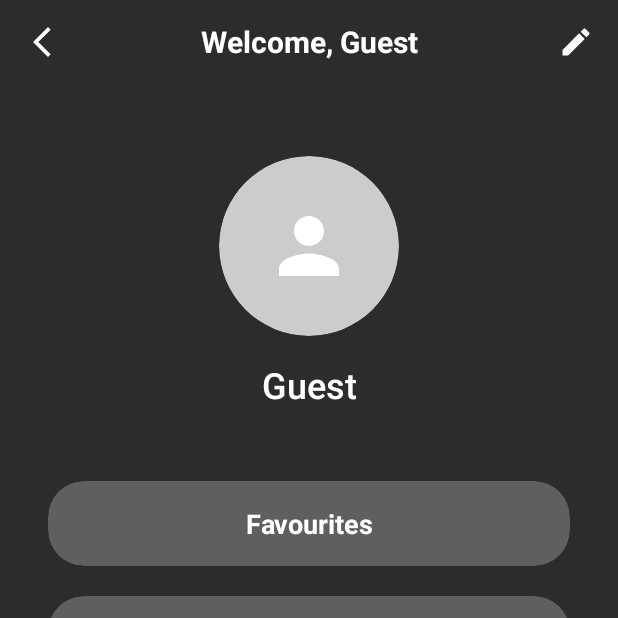
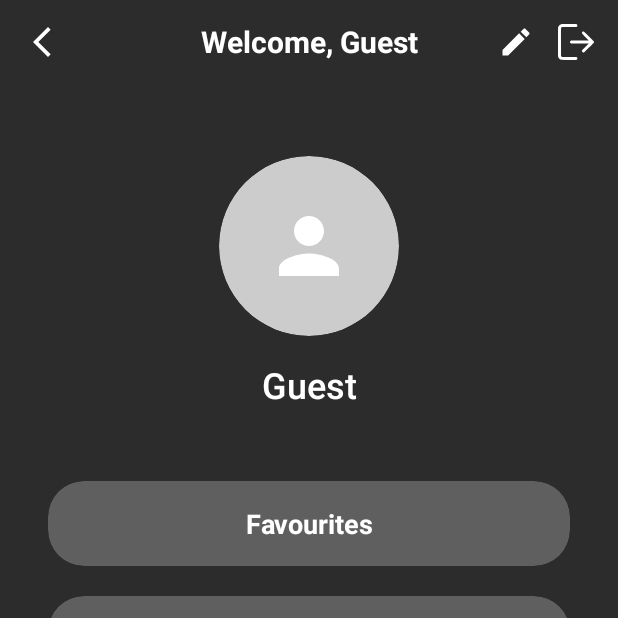
Before and after one commit to oriarb/poop-bags, an Android app: the ProfileFragment screen opened through its navigation route, on a phone screen of 412 x 824 dp, the top half of it. Run offline under Robolectric (Android 15) with nearby library versions, the phone set to English and light mode, and no system bars; our stand-ins replace CircleImageView, Dagger/Hilt's generated code, Firebase (no records; nobody signed in at launch, a user with empty details on screens opened directly), Room's generated code, navigation-ui.

Commit message:
arrange code and station popup

```diff
--- a/app/src/main/java/com/final_project/poop_bags/modules/profile/ProfileFragment.kt
+++ b/app/src/main/java/com/final_project/poop_bags/modules/profile/ProfileFragment.kt
@@ -71,6 +71,9 @@ class ProfileFragment : Fragment() {
             findNavController().navigate(R.id.action_profileFragment_to_editProfileFragment)
         }
 
+        binding.btnLogout.setOnClickListener {
+        }
+
         binding.btnBack.setOnClickListener {
             findNavController().navigateUp()
         }
--- a/app/src/main/java/com/final_project/poop_bags/RegisterFragment.kt
+++ b/app/src/main/java/com/final_project/poop_bags/modules/welcome/RegisterFragment.kt
@@ -1,4 +1,4 @@
-package com.final_project.poop_bags
+package com.final_project.poop_bags.modules.welcome
 
 import android.content.Intent
 import android.os.Bundle
@@ -9,6 +9,7 @@ import android.widget.Toast
 import androidx.fragment.app.Fragment
 import androidx.lifecycle.lifecycleScope
 import androidx.navigation.fragment.findNavController
+import com.final_project.poop_bags.MainActivity
 import com.final_project.poop_bags.databinding.FragmentRegisterBinding
 import com.final_project.poop_bags.models.FirebaseModel
 import com.final_project.poop_bags.repository.UserRepository
--- a/app/src/main/java/com/final_project/poop_bags/SignInFragment.kt
+++ b/app/src/main/java/com/final_project/poop_bags/modules/welcome/SignInFragment.kt
@@ -1,4 +1,4 @@
-package com.final_project.poop_bags
+package com.final_project.poop_bags.modules.welcome
 
 import android.content.Intent
 import android.os.Bundle
@@ -9,6 +9,7 @@ import android.widget.Toast
 import androidx.fragment.app.Fragment
 import androidx.lifecycle.lifecycleScope
 import androidx.navigation.fragment.findNavController
+import com.final_project.poop_bags.MainActivity
 import com.final_project.poop_bags.databinding.FragmentSignInBinding
 import com.final_project.poop_bags.models.FirebaseModel
 import com.final_project.poop_bags.repository.UserRepository
--- a/app/src/main/java/com/final_project/poop_bags/WelcomeFragment.kt
+++ b/app/src/main/java/com/final_project/poop_bags/modules/welcome/WelcomeFragment.kt
@@ -1,4 +1,4 @@
-package com.final_project.poop_bags
+package com.final_project.poop_bags.modules.welcome
 
 import android.os.Bundle
 import android.view.LayoutInflater
@@ -6,6 +6,7 @@ import android.view.View
 import android.view.ViewGroup
 import androidx.fragment.app.Fragment
 import androidx.navigation.fragment.findNavController
+import com.final_project.poop_bags.R
 import com.final_project.poop_bags.databinding.FragmentWelcomeBinding
 
 class WelcomeFragment : Fragment() {
--- /dev/null
+++ b/app/src/main/res/drawable/ic_logout.xml
@@ -0,0 +1,12 @@
+<vector xmlns:android="http://schemas.android.com/apk/res/android"
+    android:width="24dp"
+    android:height="24dp"
+    android:viewportWidth="512"
+    android:viewportHeight="512">
+  <path
+      android:pathData="M48.2,3c-17.8,4.7 -33.2,17.1 -41.1,33.1 -7.6,15.4 -7.1,-0.2 -7.1,219.9 0,169.6 0.2,198.5 1.5,204.5 4.9,23.2 23.6,42.5 47.1,48.5 7.4,1.9 11.5,2 109.4,2l101.6,-0 5.1,-2.5c7.2,-3.6 10.6,-9 11.1,-17.5 0.4,-8.1 -2.3,-14 -8.7,-18.5l-4.3,-3 -102.1,-0.5 -102.2,-0.5 -4,-2.2c-5,-2.7 -8,-5.8 -10,-10.5 -1.3,-3.3 -1.5,-25.1 -1.5,-199.8 0,-174.7 0.2,-196.5 1.5,-199.8 2,-4.7 5,-7.8 10,-10.5l4,-2.2 102.2,-0.5 102.1,-0.5 4.3,-3c6.4,-4.5 9.1,-10.4 8.7,-18.5 -0.5,-8.5 -3.9,-13.9 -11.1,-17.5l-5.1,-2.5 -102,0.1c-97.2,-0 -102.5,0.1 -109.4,1.9z"
+      android:fillColor="@android:color/white"/>
+  <path
+      android:pathData="M355.6,108c-13.5,4.3 -19.6,20.6 -11.8,31.7 1.5,2.1 23.2,24 48.2,48.8 25,24.7 45.7,45.3 45.8,45.7 0.2,0.5 -56.3,0.8 -125.5,0.8l-125.9,-0 -4.4,2.2c-5.5,2.9 -9.5,7.9 -11.2,14 -2.4,9.1 2.4,19 11.2,23.5l4.4,2.3 125.9,-0c69.2,-0 125.7,0.3 125.5,0.8 -0.1,0.4 -20.8,21 -45.8,45.7 -25,24.8 -46.7,46.7 -48.2,48.8 -12.1,17.2 8.5,39.9 27.5,30 4,-2 136.3,-132.7 138.5,-136.8 2.2,-4 2.2,-15 0,-19 -2.2,-4.2 -134.5,-134.8 -138.6,-136.9 -4,-2.1 -11.7,-2.9 -15.6,-1.6z"
+      android:fillColor="@android:color/white"/>
+</vector>
--- a/app/src/main/res/layout/fragement_station_popup.xml
+++ b/app/src/main/res/layout/fragement_station_popup.xml
@@ -110,6 +110,7 @@
             android:layout_height="24dp"
             android:src="@drawable/ic_star_filled"
             android:layout_gravity="end|top"
-            android:layout_margin="8dp"/>
+            android:layout_margin="8dp"
+            app:tint="@color/yellow"/>
     </FrameLayout>
 </androidx.cardview.widget.CardView>
--- a/app/src/main/res/layout/fragment_profile.xml
+++ b/app/src/main/res/layout/fragment_profile.xml
@@ -2,6 +2,7 @@
 <androidx.constraintlayout.widget.ConstraintLayout
     xmlns:android="http://schemas.android.com/apk/res/android"
     xmlns:app="http://schemas.android.com/apk/res-auto"
+    xmlns:tools="http://schemas.android.com/tools"
     android:layout_width="match_parent"
     android:layout_height="match_parent"
     android:background="@color/profile_background">
@@ -11,7 +12,8 @@
         android:layout_width="match_parent"
         android:layout_height="?attr/actionBarSize"
         android:background="@android:color/transparent"
-        app:layout_constraintTop_toTopOf="parent">
+        app:layout_constraintTop_toTopOf="parent"
+        tools:layout_editor_absoluteX="-16dp">
 
         <ImageButton
             android:id="@+id/btn_back"
@@ -30,6 +32,15 @@
             android:textColor="@color/white"
             android:textSize="20sp"
             android:textStyle="bold" />
+
+        <ImageButton
+            android:id="@+id/btn_logout"
+            android:layout_width="24dp"
+            android:layout_height="24dp"
+            android:layout_gravity="end"
+            android:layout_marginEnd="16dp"
+            android:background="?attr/selectableItemBackgroundBorderless"
+            android:src="@drawable/ic_logout" />
 
         <ImageButton
             android:id="@+id/btn_edit"
--- a/app/src/main/res/layout/fragment_register.xml
+++ b/app/src/main/res/layout/fragment_register.xml
@@ -5,7 +5,7 @@
     android:layout_width="match_parent"
     android:layout_height="match_parent"
     android:background="@color/dark_background"
-    tools:context=".RegisterFragment">
+    tools:context=".modules.welcome.RegisterFragment">
 
     <ImageButton
         android:id="@+id/back_button"
--- a/app/src/main/res/layout/fragment_sign_in.xml
+++ b/app/src/main/res/layout/fragment_sign_in.xml
@@ -5,7 +5,7 @@
     android:layout_width="match_parent"
     android:layout_height="match_parent"
     android:background="@color/dark_background"
-    tools:context=".SignInFragment">
+    tools:context=".modules.welcome.SignInFragment">
 
     <ImageButton
         android:id="@+id/back_button"
--- a/app/src/main/res/layout/fragment_welcome.xml
+++ b/app/src/main/res/layout/fragment_welcome.xml
@@ -6,7 +6,7 @@
     android:id="@+id/welcome_screen"
     android:layout_width="match_parent"
     android:layout_height="match_parent"
-    tools:context=".WelcomeFragment">
+    tools:context=".modules.welcome.WelcomeFragment">
 
     <ImageView
         android:id="@+id/welcome_image"
--- a/app/src/main/res/navigation/nav_auth.xml
+++ b/app/src/main/res/navigation/nav_auth.xml
@@ -6,7 +6,7 @@
     app:startDestination="@id/welcomeFragment">
     <fragment
         android:id="@+id/welcomeFragment"
-        android:name="com.final_project.poop_bags.WelcomeFragment"
+        android:name="com.final_project.poop_bags.modules.welcome.WelcomeFragment"
         android:label="fragment_welcome"
         tools:layout="@layout/fragment_welcome" >
         <action
@@ -26,12 +26,12 @@
     </fragment>
     <fragment
         android:id="@+id/registerFragment"
-        android:name="com.final_project.poop_bags.RegisterFragment"
+        android:name="com.final_project.poop_bags.modules.welcome.RegisterFragment"
         android:label="fragment_register"
         tools:layout="@layout/fragment_register" />
     <fragment
         android:id="@+id/signInFragment"
-        android:name="com.final_project.poop_bags.SignInFragment"
+        android:name="com.final_project.poop_bags.modules.welcome.SignInFragment"
         android:label="fragment_sign_in"
         tools:layout="@layout/fragment_sign_in" />
 </navigation>
```
